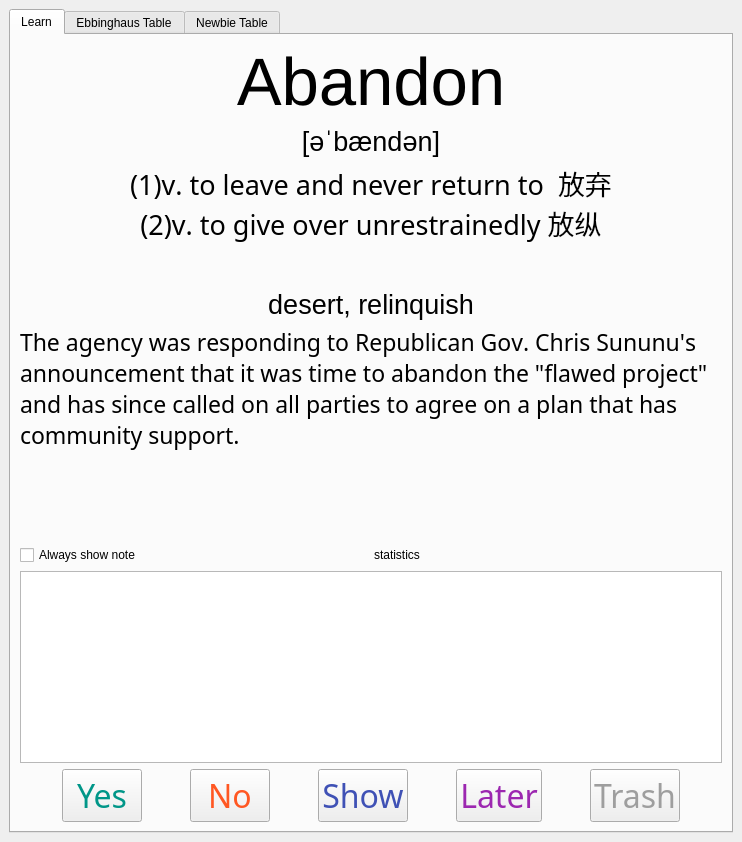
Old version of the form ui/FightMemPC.ui in the repository zhaomh1998/FightMem.
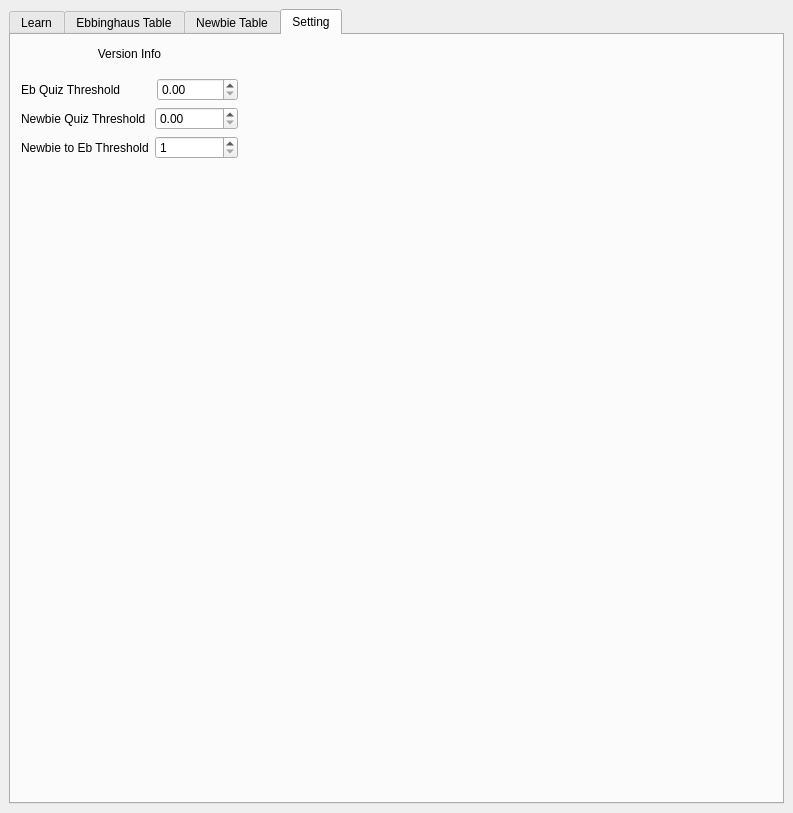
New version of the form. The open tabs and pages were chosen to show the change.

Commit message: add function key

The edit to the form file:
```diff
--- a/ui/FightMemPC.ui
+++ b/ui/FightMemPC.ui
@@ -6,8 +6,8 @@
    <rect>
     <x>0</x>
     <y>0</y>
-    <width>742</width>
-    <height>842</height>
+    <width>793</width>
+    <height>813</height>
    </rect>
   </property>
   <property name="windowTitle">
@@ -191,7 +191,7 @@
              </widget>
             </item>
             <item>
-             <layout class="QHBoxLayout" name="horizontalLayout" stretch="1,1,1,1,1,1,1,1,1,1,1">
+             <layout class="QHBoxLayout" name="horizontalLayout" stretch="1,1,1,1,1,1,1,1,1,1,1,1">
               <item>
                <spacer name="horizontalSpacer_4">
                 <property name="orientation">
@@ -316,7 +316,7 @@
 }</string>
                 </property>
                 <property name="text">
-                 <string>Later</string>
+                 <string>ToEb</string>
                 </property>
                </widget>
               </item>
@@ -393,6 +393,96 @@
         </item>
        </layout>
       </widget>
+      <widget class="QWidget" name="tab_4">
+       <attribute name="title">
+        <string>Setting</string>
+       </attribute>
+       <widget class="QWidget" name="">
+        <property name="geometry">
+         <rect>
+          <x>10</x>
+          <y>0</y>
+          <width>217</width>
+          <height>124</height>
+         </rect>
+        </property>
+        <layout class="QVBoxLayout" name="verticalLayout_4">
+         <item>
+          <widget class="QLabel" name="t_version">
+           <property name="text">
+            <string>Version Info</string>
+           </property>
+           <property name="alignment">
+            <set>Qt::AlignCenter</set>
+           </property>
+          </widget>
+         </item>
+         <item>
+          <layout class="QHBoxLayout" name="horizontalLayout_4">
+           <item>
+            <widget class="QLabel" name="label">
+             <property name="text">
+              <string>Eb Quiz Threshold         </string>
+             </property>
+            </widget>
+           </item>
+           <item>
+            <widget class="QDoubleSpinBox" name="e_eb_thresh">
+             <property name="maximum">
+              <double>0.990000000000000</double>
+             </property>
+             <property name="singleStep">
+              <double>0.010000000000000</double>
+             </property>
+            </widget>
+           </item>
+          </layout>
+         </item>
+         <item>
+          <layout class="QHBoxLayout" name="horizontalLayout_3">
+           <item>
+            <widget class="QLabel" name="label_2">
+             <property name="text">
+              <string>Newbie Quiz Threshold </string>
+             </property>
+            </widget>
+           </item>
+           <item>
+            <widget class="QDoubleSpinBox" name="e_newbie_thresh">
+             <property name="maximum">
+              <double>0.990000000000000</double>
+             </property>
+             <property name="singleStep">
+              <double>0.010000000000000</double>
+             </property>
+             <property name="value">
+              <double>0.000000000000000</double>
+             </property>
+            </widget>
+           </item>
+          </layout>
+         </item>
+         <item>
+          <layout class="QHBoxLayout" name="horizontalLayout_5">
+           <item>
+            <widget class="QLabel" name="label_3">
+             <property name="text">
+              <string>Newbie to Eb Threshold</string>
+             </property>
+            </widget>
+           </item>
+           <item>
+            <widget class="QSpinBox" name="e_newbie2eb_thresh">
+             <property name="minimum">
+              <number>1</number>
+             </property>
+            </widget>
+           </item>
+          </layout>
+         </item>
+        </layout>
+       </widget>
+      </widget>
      </widget>
     </item>
    </layout>
```
Left out of the diff: 21 changed lines with no effect on the pictures. The commit also changes 2 other files.
